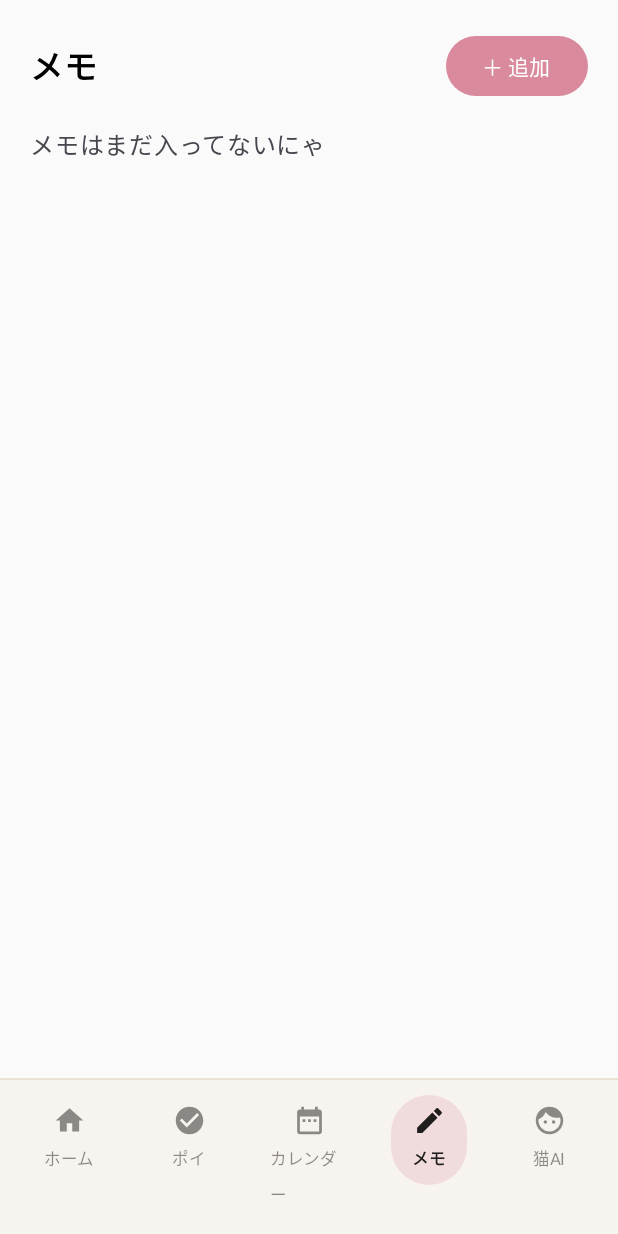
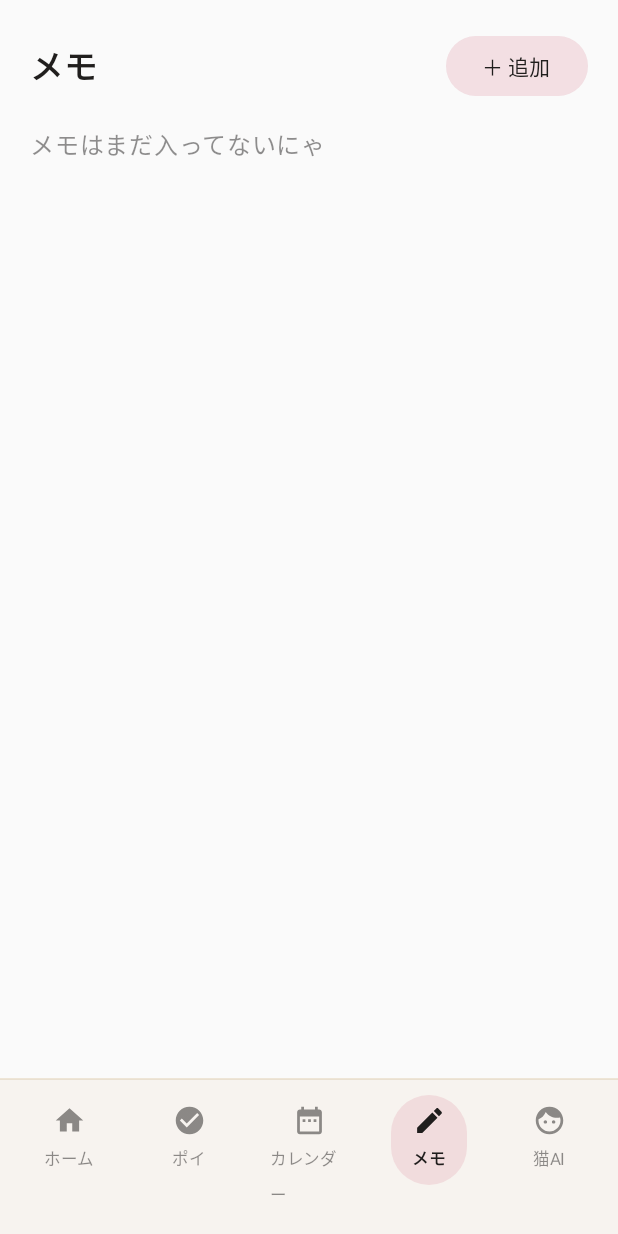
Before and after one commit to mspgllcinfo-MIYU/MSPG, an Android app built with Jetpack Compose: the screen it shows after launch (MainActivity), after a tap on "メモ", on a phone screen of 412 x 824 dp. Run offline under Robolectric (Android 15) with nearby library versions, the phone set to English and light mode, and no system bars; our stand-ins replace Room's generated code; 1 statement that could not run was skipped.

Commit message:
Step4-3: MemoScreen gets the "quietly placed information" look
Visual-only redesign of MemoScreen.kt to match Step1 Home / Step2 bottom
nav / Step3 AI chat / Step4-1 Poi / Step4-2 Calendar's palette (墨色/生成り
/控えめなピンク/ごく控えめなゴールド), scoped as local color tokens in
this file only (Theme.kt untouched).

- Title "メモ" keeps its text; "＋ 追加" becomes the same soft pink pill as
  Poi/Calendar's add button. Text/onClick unchanged.
- MemoRow: surfaceVariant -> MemoCard, 12dp -> 16dp corners (14/10dp
  padding was already at the shared value). Title stays normal weight
  (not bold, unlike Poi/Calendar) so a memo still reads quieter than a
  task or event; only its color moves to ink. "◯月◯日に記録" stays the
  same text/size, tinted gold instead of onSurfaceVariant. Delete "✕"
  stays MaterialTheme.colorScheme.error, untouched.
- MemoEditDialog: container/title/text colors move to the local palette.
  "写真" heading tinted ink; "＋ 写真を選ぶ" tinted a quiet pink. Photo
  thumbnails, the unlink "✕", AlbumPhotoPickerDialog, and PhotoDetailDialog
  are completely untouched — no new frame or decoration added around
  photos. Save button becomes solid MemoPink; delete/cancel unchanged.
- No checkbox, no due-date badge, no added bold text — the screen stays a
  quiet place to leave information, distinct from Poi/Calendar.
- List capped at 640dp and centered so it doesn't stretch on a Fold's
  unfolded screen; a normal phone stays fillMaxWidth as before.

repository.memos/edit/remember/delete, photoRepository.unlinkAllForMemo/
photosForMemo/unlinkFromMemo/linkToMemo/updateDetails/delete, editingMemo,
editText, linkedPhotos, refreshTick, and all LaunchedEffect wiring are
unchanged.

Co-Authored-By: Claude Sonnet 5 <noreply@anthropic.com>
Claude-Session: https://claude.ai/code/session_01YUnQJ4cgUsLyxH7Cu7UTHz

```diff
--- a/android/app/src/main/java/com/mspg/poicat/MemoScreen.kt
+++ b/android/app/src/main/java/com/mspg/poicat/MemoScreen.kt
@@ -13,17 +13,20 @@ import androidx.compose.foundation.layout.fillMaxWidth
 import androidx.compose.foundation.layout.height
 import androidx.compose.foundation.layout.padding
 import androidx.compose.foundation.layout.size
+import androidx.compose.foundation.layout.widthIn
 import androidx.compose.foundation.lazy.LazyColumn
 import androidx.compose.foundation.lazy.items
 import androidx.compose.foundation.rememberScrollState
 import androidx.compose.foundation.shape.RoundedCornerShape
 import androidx.compose.material3.AlertDialog
 import androidx.compose.material3.Button
+import androidx.compose.material3.ButtonDefaults
 import androidx.compose.material3.IconButton
 import androidx.compose.material3.MaterialTheme
 import androidx.compose.material3.OutlinedTextField
 import androidx.compose.material3.Text
 import androidx.compose.material3.TextButton
+import androidx.compose.material3.TextButtonDefaults
 import androidx.compose.runtime.Composable
 import androidx.compose.runtime.LaunchedEffect
 import androidx.compose.runtime.getValue
@@ -34,6 +37,7 @@ import androidx.compose.runtime.setValue
 import androidx.compose.ui.Alignment
 import androidx.compose.ui.Modifier
 import androidx.compose.ui.draw.clip
+import androidx.compose.ui.graphics.Color
 import androidx.compose.ui.platform.LocalContext
 import androidx.compose.ui.text.font.FontWeight
 import androidx.compose.ui.unit.dp
@@ -45,6 +49,16 @@ import com.mspg.poicat.data.CatEventRepository
 import com.mspg.poicat.data.Photo
 import com.mspg.poicat.data.PhotoRepository
 import kotlinx.coroutines.launch
+
+// Step4-3: Memo-only design tokens, matching Home (Step1) / bottom nav
+// (Step2) / AI chat (Step3) / Poi (Step4-1) / Calendar (Step4-2) by value
+// ("大人かわいい×ちょっと高級×無愛想な黒猫"). Scoped to this file
+// deliberately — Theme.kt stays untouched until this look is promoted (Step0).
+private val MemoInk = Color(0xFF201E1D) // 墨色
+private val MemoCream = Color(0xFFF7F3EF) // 生成り — matches Theme.kt's page background
+private val MemoCard = Color(0xFFEFE7DE) // a shade deeper than the page, for memo rows
+private val MemoGold = Color(0xFFC9A66B) // restrained accent, never a fill color
+private val MemoPink = Color(0xFFD98A9C) // the app's existing pink, kept rare
 
 /**
  * Memo tab: lists the date-less items in the shared `cat_events` table (a
@@ -92,23 +106,35 @@ fun MemoScreen() {
             modifier = Modifier.fillMaxWidth(),
             verticalAlignment = Alignment.CenterVertically,
         ) {
-            Text("メモ", fontSize = 22.sp, fontWeight = FontWeight.Bold, modifier = Modifier.weight(1f))
-            Button(onClick = { editingMemo = null; editText = ""; showDialog = true }) {
+            Text("メモ", fontSize = 22.sp, fontWeight = FontWeight.Bold, color = MemoInk, modifier = Modifier.weight(1f))
+            // Step4-3: same pink-pill family as Poi/Calendar's "＋ 追加".
+            Button(
+                onClick = { editingMemo = null; editText = ""; showDialog = true },
+                colors = ButtonDefaults.buttonColors(containerColor = MemoPink.copy(alpha = 0.25f), contentColor = MemoInk),
+                shape = RoundedCornerShape(percent = 50),
+            ) {
                 Text("＋ 追加")
             }
         }
 
         Spacer(Modifier.height(16.dp))
 
+        // Step4-3: capped at 640dp and centered so the list doesn't stretch
+        // edge-to-edge on a Fold's unfolded, much wider screen; a normal
+        // phone stays fillMaxWidth as before.
         LazyColumn(
-            modifier = Modifier.weight(1f),
+            modifier = Modifier
+                .weight(1f)
+                .fillMaxWidth()
+                .widthIn(max = 640.dp)
+                .align(Alignment.CenterHorizontally),
             verticalArrangement = Arrangement.spacedBy(8.dp),
         ) {
             if (memos.isEmpty()) {
                 item {
                     Text(
                         text = "メモはまだ入ってないにゃ",
-                        color = MaterialTheme.colorScheme.onSurfaceVariant,
+                        color = MemoInk.copy(alpha = 0.5f),
                     )
                 }
             }
@@ -219,19 +245,21 @@ private fun MemoRow(memo: CatEvent, onClick: () -> Unit, onDelete: () -> Unit) {
     Row(
         modifier = Modifier
             .fillMaxWidth()
-            .clip(RoundedCornerShape(12.dp))
-            .background(MaterialTheme.colorScheme.surfaceVariant)
+            .clip(RoundedCornerShape(16.dp))
+            .background(MemoCard)
             .clickable(onClick = onClick)
             .padding(horizontal = 14.dp, vertical = 10.dp),
         verticalAlignment = Alignment.CenterVertically,
     ) {
         Column(modifier = Modifier.weight(1f)) {
-            Text(memo.title)
+            // Step4-3: normal weight, not bold — a memo is quieter than a
+            // Poi task or Calendar event, and stays that way here.
+            Text(memo.title, color = MemoInk)
             val created = memo.createdAt.toLocalDateTime()
             Text(
                 text = "${created.monthValue}月${created.dayOfMonth}日に記録",
                 fontSize = 12.sp,
-                color = MaterialTheme.colorScheme.onSurfaceVariant,
+                color = MemoGold,
             )
         }
         IconButton(onClick = onDelete) {
@@ -255,6 +283,9 @@ private fun MemoEditDialog(
 ) {
     AlertDialog(
         onDismissRequest = onDismiss,
+        containerColor = MemoCard,
+        titleContentColor = MemoInk,
+        textContentColor = MemoInk,
         title = { Text(if (isEditing) "メモを編集" else "メモを追加") },
         text = {
             Column {
@@ -271,8 +302,11 @@ private fun MemoEditDialog(
                 if (isEditing) {
                     Spacer(Modifier.height(12.dp))
                     Row(verticalAlignment = Alignment.CenterVertically) {
-                        Text("写真", fontWeight = FontWeight.Bold, modifier = Modifier.weight(1f))
-                        TextButton(onClick = onPickPhoto) { Text("＋ 写真を選ぶ") }
+                        Text("写真", fontWeight = FontWeight.Bold, color = MemoInk, modifier = Modifier.weight(1f))
+                        TextButton(
+                            onClick = onPickPhoto,
+                            colors = TextButtonDefaults.textButtonColors(contentColor = MemoPink),
+                        ) { Text("＋ 写真を選ぶ") }
                     }
                     if (linkedPhotos.isNotEmpty()) {
                         Row(
@@ -299,6 +333,7 @@ private fun MemoEditDialog(
             Button(
                 onClick = { if (text.isNotBlank()) onSave() },
                 enabled = text.isNotBlank(),
+                colors = ButtonDefaults.buttonColors(containerColor = MemoPink, contentColor = Color.White),
             ) { Text("保存") }
         },
         dismissButton = {
```
